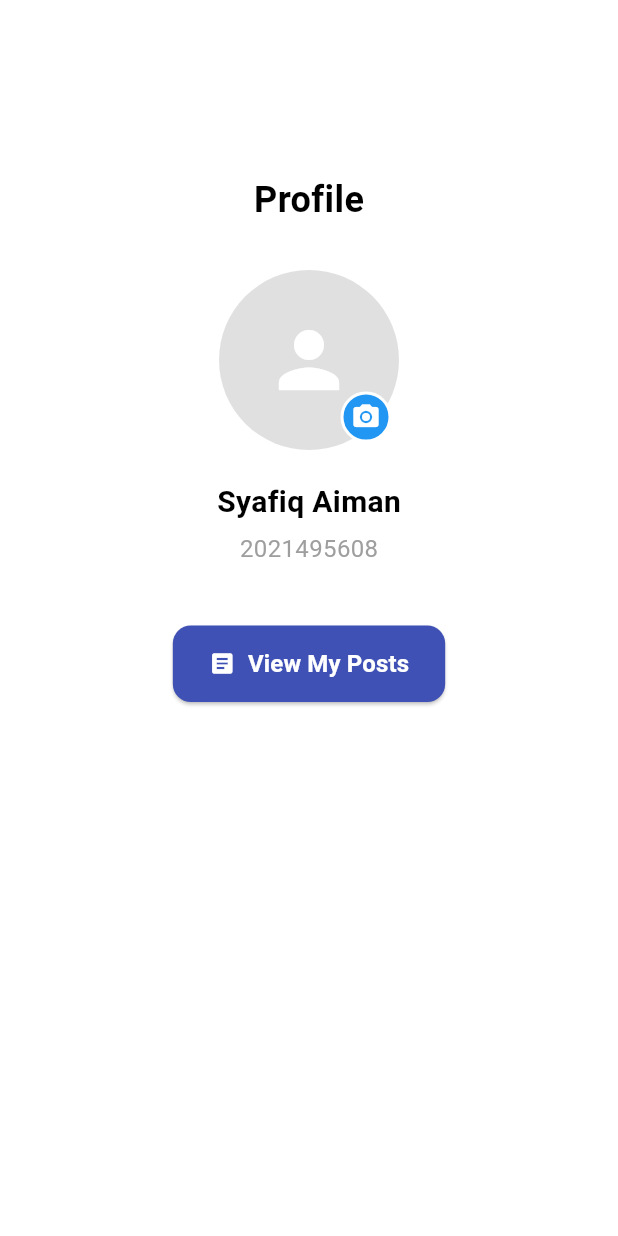
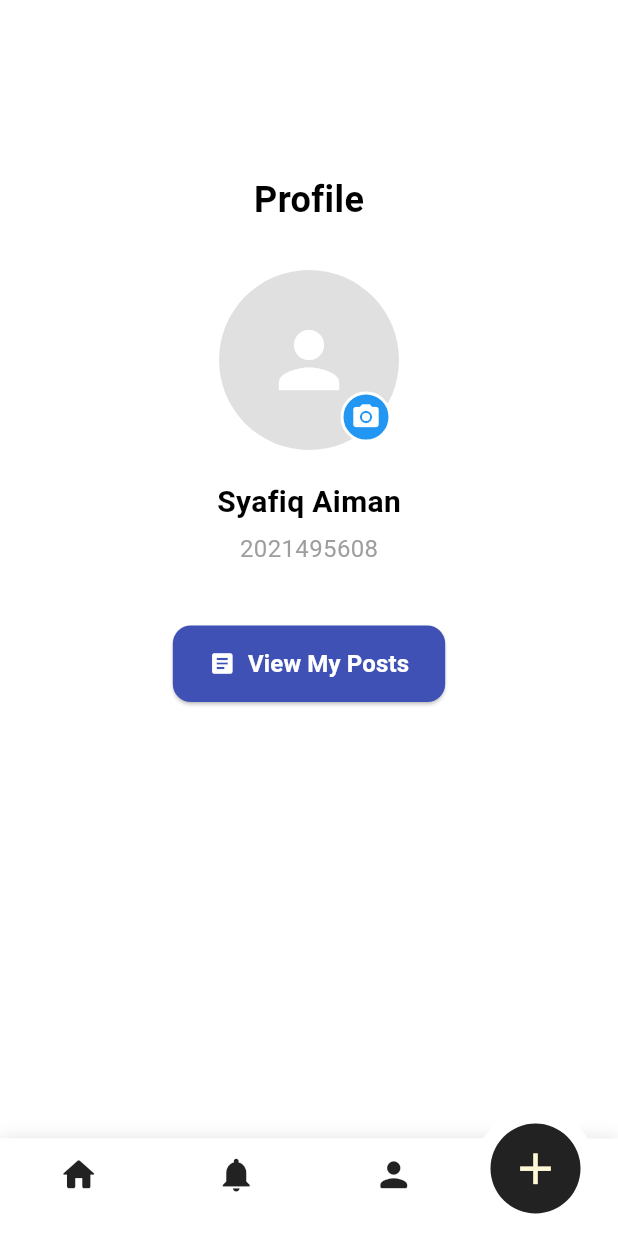
Before and after one commit to nataliaamah/lostbuoy, a Flutter app: the screen it shows after launch, on a phone screen of 412 x 824 dp. Run offline on Flutter 3.47's test engine with Material 3 defaults, Android fonts, the phone set to English and light mode, and no system bars; our stand-ins replace cloud_firestore, firebase_auth, firebase_core, google_maps_flutter, google_sign_in, image_picker; accounts and stored records are empty.

Commit message:
profile page update

```diff
--- a/lib/Utils/custom_navigation_bar.dart
+++ b/lib/Utils/custom_navigation_bar.dart
@@ -1,5 +1,7 @@
 import 'package:flutter/material.dart';
 import 'package:lostbuoy/create_ad.dart';
+import 'package:lostbuoy/profilepage.dart';
+import 'package:lostbuoy/main_page.dart';
 
 class CustomNavigationBar extends StatelessWidget {
   const CustomNavigationBar({super.key});
@@ -29,7 +31,10 @@ class CustomNavigationBar extends StatelessWidget {
                   icon: const Icon(Icons.home_rounded),
                   iconSize: 27,
                   onPressed: () {
-                    // Handle home button press
+                    Navigator.pushReplacement(
+                      context,
+                      MaterialPageRoute(builder: (_) => MainPage()), // Change to the main page
+                    );
                   },
                   color: Colors.black87,
                 ),
@@ -48,7 +53,10 @@ class CustomNavigationBar extends StatelessWidget {
                   ),
                   color: Colors.black87,
                   onPressed: () {
-                    // Handle profile button press
+                    Navigator.pushReplacement(
+                      context,
+                      MaterialPageRoute(builder: (_) => ProfilePage()), // Change to the main page
+                    );
                   },
                 ),
                 const SizedBox(width: 40), // Spacer for the floating action button
--- a/lib/profilepage.dart
+++ b/lib/profilepage.dart
@@ -1,4 +1,5 @@
 import 'package:flutter/material.dart';
+import 'package:lostbuoy/Utils/custom_navigation_bar.dart';
 
 class ProfilePage extends StatelessWidget {
   const ProfilePage({super.key});
@@ -14,13 +15,12 @@ class ProfilePage extends StatelessWidget {
       backgroundColor: Colors.white,
       body: Center(
         child: Padding(
-          padding: const EdgeInsets.symmetric(horizontal: 20.0), // Add padding for horizontal spacing
+          padding: const EdgeInsets.symmetric(horizontal: 20.0),
           child: Column(
-            mainAxisAlignment: MainAxisAlignment.start, // Align content to the top
-            crossAxisAlignment: CrossAxisAlignment.center, // Align content horizontally
+            mainAxisAlignment: MainAxisAlignment.start,
+            crossAxisAlignment: CrossAxisAlignment.center,
             children: [
-              const SizedBox(height: 60), // Add space at the top
-              // Profile Title
+              const SizedBox(height: 60),
               const Text(
                 'Profile',
                 style: TextStyle(
@@ -29,8 +29,7 @@ class ProfilePage extends StatelessWidget {
                   color: Colors.black,
                 ),
               ),
-              const SizedBox(height: 30), // Add space after the title
-              // Profile Picture with Camera Icon
+              const SizedBox(height: 30),
               Stack(
                 children: [
                   CircleAvatar(
@@ -66,8 +65,7 @@ class ProfilePage extends StatelessWidget {
                   ),
                 ],
               ),
-              const SizedBox(height: 20), // Add space below the profile picture
-              // Name and ID
+              const SizedBox(height: 20),
               const Text(
                 'Syafiq Aiman',
                 style: TextStyle(
@@ -84,8 +82,7 @@ class ProfilePage extends StatelessWidget {
                   color: Colors.grey,
                 ),
               ),
-              const SizedBox(height: 40), // Add space before the button
-              // View My Posts Button
+              const SizedBox(height: 40),
               ElevatedButton.icon(
                 onPressed: () {
                   // Navigate to the user's posts
@@ -111,7 +108,7 @@ class ProfilePage extends StatelessWidget {
           ),
         ),
       ),
-
+      bottomNavigationBar: const CustomNavigationBar(), // Add your custom navigation bar
     );
   }
 }
```
